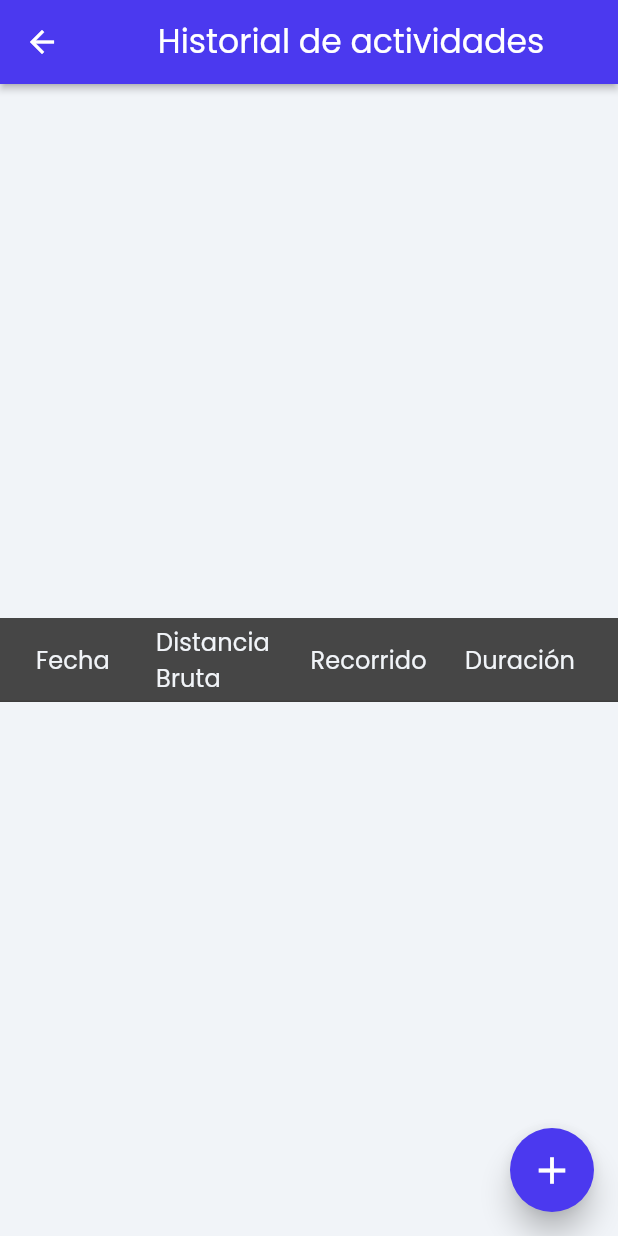
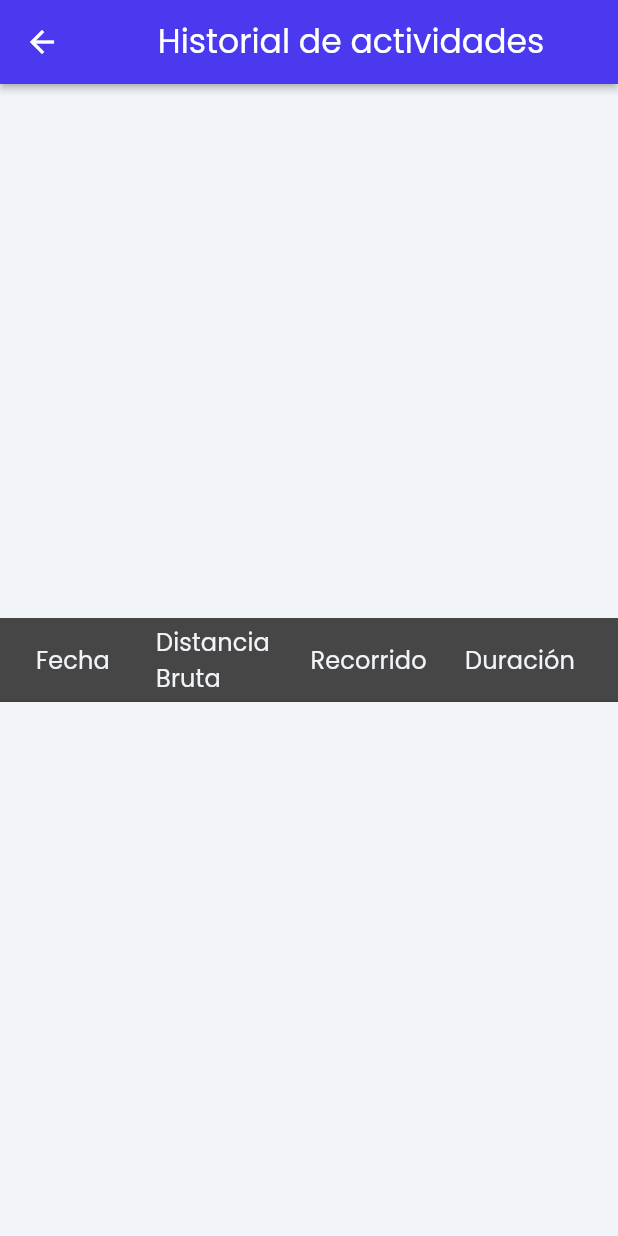
Before and after one commit to pedrotero/tracker_app, a Flutter app: the HistorialWidget screen opened by its route, on a phone screen of 412 x 824 dp. Run offline on Flutter 3.47's test engine with Material 2 defaults, Android fonts, the phone set to English and light mode, and no system bars; drawn by our look-alikes of data_table_2; our stand-ins replace auto_size_text, font_awesome_flutter, from_css_color, geolocator, get, go_router and 6 more; missing offline and left inert: json_path; accounts and stored records are empty.

```diff
--- a/lib/pages/historial.dart
+++ b/lib/pages/historial.dart
@@ -27,18 +27,6 @@ class _HistorialWidgetState extends State<HistorialWidget> {
     return Scaffold(
       key: scaffoldKey,
       backgroundColor: FlutterFlowTheme.of(context).primaryBackground,
-      floatingActionButton: FloatingActionButton(
-        onPressed: () async {
-          context.pushNamed('CrearSegmento');
-        },
-        backgroundColor: FlutterFlowTheme.of(context).primaryColor,
-        elevation: 8.0,
-        child: Icon(
-          Icons.add,
-          color: FlutterFlowTheme.of(context).primaryBtnText,
-          size: 30.0,
-        ),
-      ),
       appBar: AppBar(
         backgroundColor: FlutterFlowTheme.of(context).primaryColor,
         automaticallyImplyLeading: true,
--- a/lib/pages/home.dart
+++ b/lib/pages/home.dart
@@ -171,7 +171,7 @@ class _HomeWidgetState extends State<HomeWidget> {
                       ),
                       InkWell(
                         onTap: () async {
-                          context.pushNamed('Segmentos');
+                          context.pushNamed('Historial');
                         },
                         child: ListTile(
                           title: Text(
--- a/lib/pages/login.dart
+++ b/lib/pages/login.dart
@@ -32,6 +32,7 @@ class _LoginWidgetState extends State<LoginWidget> {
     return WillPopScope(
       onWillPop: () async => false,
       child: Scaffold(
+        resizeToAvoidBottomInset: false,
         key: scaffoldKey,
         backgroundColor: FlutterFlowTheme.of(context).primaryBackground,
         appBar: AppBar(
```
Also changed, not shown: lib/pages/segmento_inspec.dart (+14 -3 lines), 1 other file.
